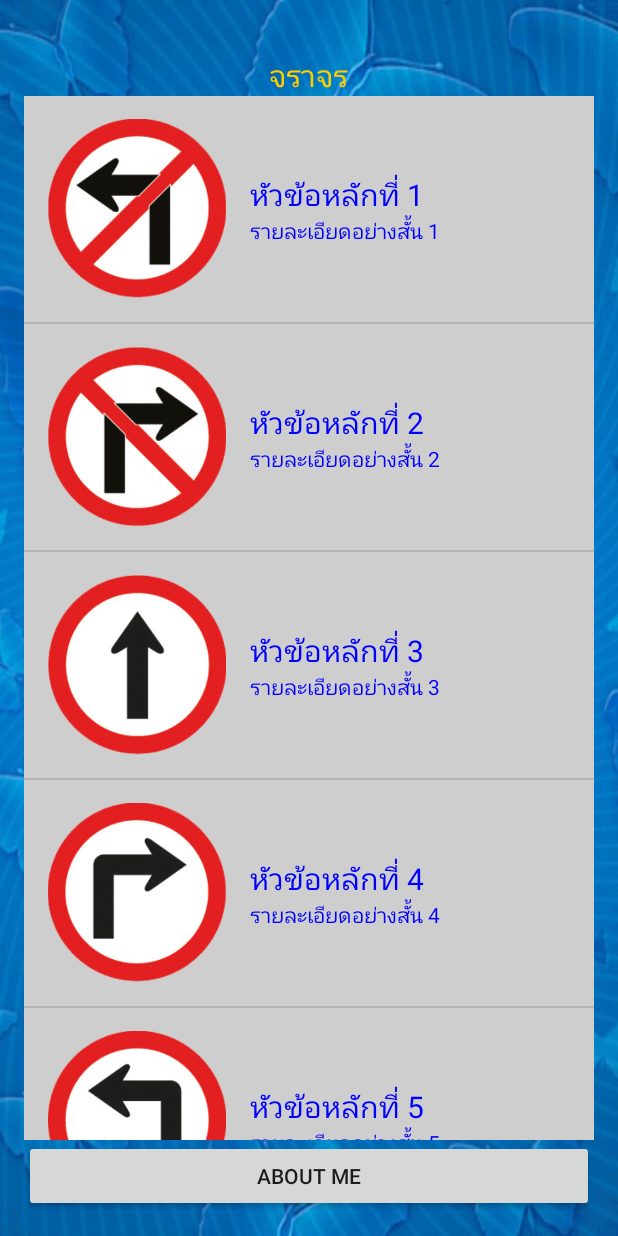
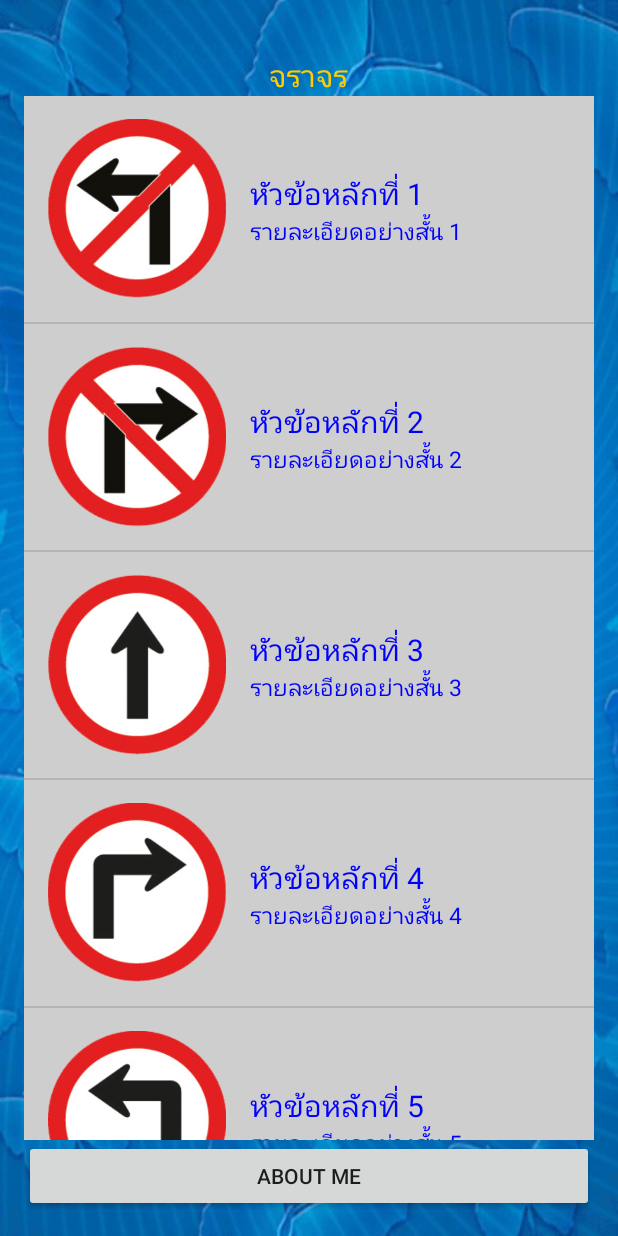
Before and after one commit to youtapong/MyTraffic_2016-02-20, an Android app: the screen it shows after launch (MainActivity), on a phone screen of 412 x 824 dp. Run offline under Robolectric (Android 15) with nearby library versions, the phone set to English and light mode, and no system bars.

Commit message:
ทำ List View เสร็จแล้ว

```diff
--- a/app/src/main/res/values/dimens.xml
+++ b/app/src/main/res/values/dimens.xml
@@ -3,6 +3,6 @@
     <dimen name="activity_horizontal_margin">16dp</dimen>
     <dimen name="activity_vertical_margin">16dp</dimen>
     <dimen name="h1">20sp</dimen>
-    <dimen name="h2">14sp</dimen>
+    <dimen name="h2">15sp</dimen>
     <dimen name="icon">120dp</dimen>
 </resources>
```
